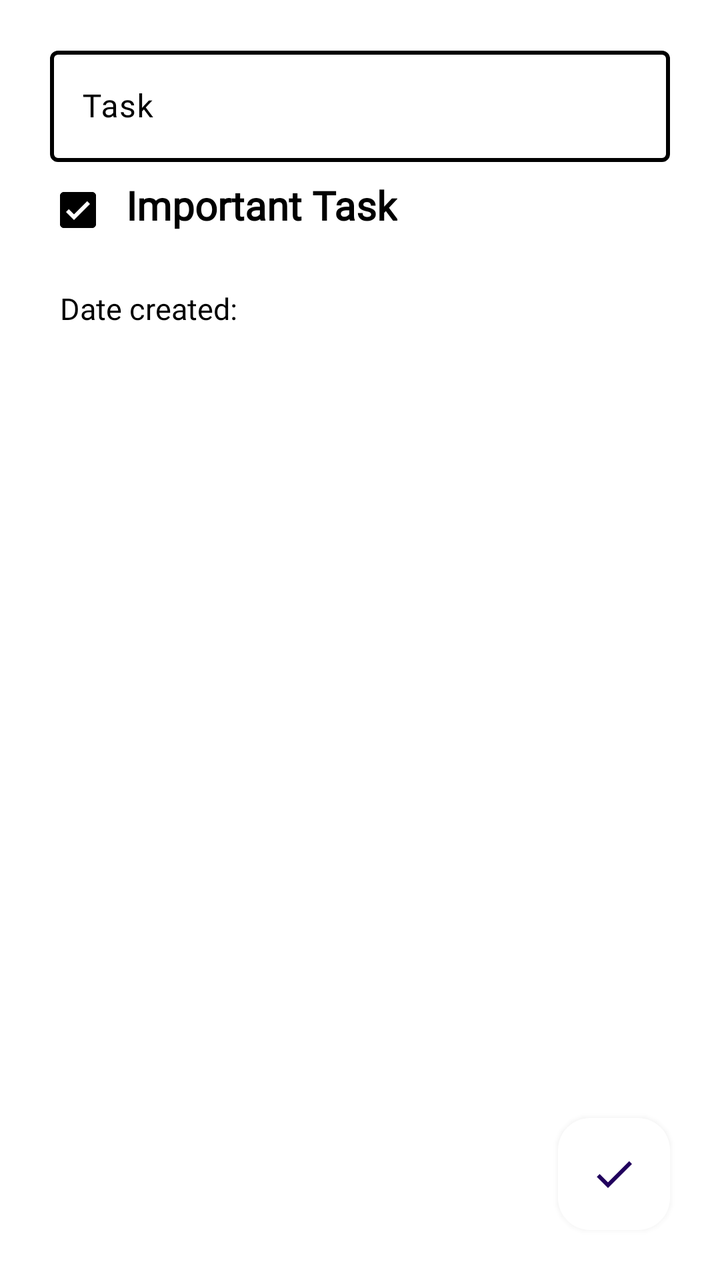
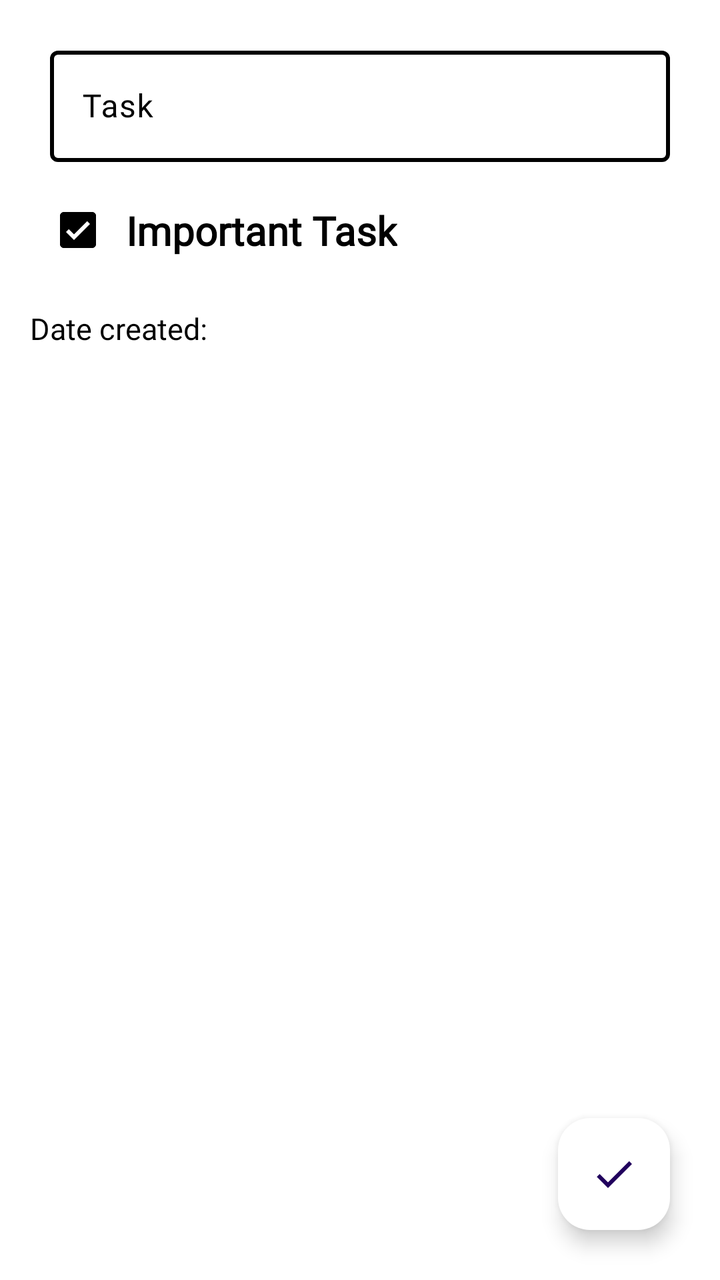

Two renders of the same Android screen: before a commit and after it. Below are the layout's source before the change and the commit's diff.
<!-- AndroidManifest.xml: application theme Theme.MainApp -->
<!-- res/layout/fragment_add_edit_task.xml -->
<?xml version="1.0" encoding="utf-8"?>
<androidx.constraintlayout.widget.ConstraintLayout xmlns:android="http://schemas.android.com/apk/res/android"
    xmlns:app="http://schemas.android.com/apk/res-auto"
    xmlns:tools="http://schemas.android.com/tools"
    android:layout_width="match_parent"
    android:layout_height="match_parent"
    android:background="?colorOnBackground">

    <LinearLayout
        android:layout_width="match_parent"
        android:layout_height="0dp"
        android:layout_margin="15dp"
        android:orientation="vertical"
        app:layout_constraintBottom_toTopOf="@+id/floatingActionButtonEditTask"
        app:layout_constraintTop_toTopOf="parent">

        <com.google.android.material.textfield.TextInputLayout
            android:id="@+id/textInputLayout"
            android:layout_width="match_parent"
            android:layout_height="wrap_content"
            android:layout_marginHorizontal="10dp"
            android:layout_marginTop="5dp"
            android:hint="Task"
            android:textColor="?colorError"
            android:textColorHint="?colorError"
            app:boxStrokeColor="@color/input_border_color"
            app:boxStrokeWidth="2sp"
            app:boxStrokeWidthFocused="2dp"
            app:hintTextColor="?colorError"
            app:layout_constraintTop_toTopOf="parent"
            app:suffixTextColor="?colorError"
            tools:layout_editor_absoluteX="9dp">

            <com.google.android.material.textfield.TextInputEditText
                android:id="@+id/task_edit_text"
                android:layout_width="match_parent"
                android:layout_height="wrap_content"
                android:fontFamily="@font/asapcondensed"
                android:textColor="?colorError"
                android:textColorHint="?colorError" />

        </com.google.android.material.textfield.TextInputLayout>

        <LinearLayout
            android:layout_width="match_parent"
            android:layout_height="wrap_content">

            <com.google.android.material.checkbox.MaterialCheckBox
                android:id="@+id/editTaskCheck"
                android:layout_width="wrap_content"
                android:layout_height="wrap_content"
                android:checked="true"
                android:theme="@style/Widget.App.CheckBox" />

            <TextView
                android:layout_width="wrap_content"
                android:layout_height="wrap_content"
                android:fontFamily="@font/asapcondensed"
                android:text="Important Task"
                android:textColor="?colorError"
                android:textSize="20dp"
                android:textStyle="bold" />

        </LinearLayout>

        <TextView
            android:id="@+id/dateCreatedTextView"
            android:layout_width="wrap_content"
            android:layout_height="wrap_content"
            android:layout_margin="15dp"
            android:fontFamily="@font/asapcondensed"
            android:text="Date created: "
            android:textColor="?colorError"
            android:textSize="15dp" />

    </LinearLayout>

    <com.google.android.material.floatingactionbutton.FloatingActionButton
        android:id="@+id/floatingActionButtonEditTask"
        android:layout_width="wrap_content"
        android:layout_height="wrap_content"
        android:layout_margin="25dp"
        android:backgroundTint="?colorOnBackground"
        android:foreground="@drawable/check_float_bg"
        android:outlineSpotShadowColor="?colorOnBackground"
        android:src="@drawable/ic_baseline_check_24"
        android:tint="@null"
        app:backgroundTint="@null"
        app:layout_constraintBottom_toBottomOf="parent"
        app:layout_constraintEnd_toEndOf="parent" />

</androidx.constraintlayout.widget.ConstraintLayout>
<!-- resources referenced by this layout -->
<resources>
  <!-- drawable check_float_bg (drawable) -->
  <?xml version="1.0" encoding="utf-8"?>
  <layer-list xmlns:android="http://schemas.android.com/apk/res/android">
      <item>
          <shape android:shape="oval">
              <solid android:color="?trackColor" />
          </shape>
      </item>
      <item
          android:bottom="15dp"
          android:drawable="@drawable/ic_baseline_check_24"
          android:left="15dp"
          android:right="15dp"
          android:top="15dp" />
  </layer-list>
  <!-- drawable ic_baseline_check_24 (drawable) -->
  <vector xmlns:android="http://schemas.android.com/apk/res/android"
      android:width="24dp"
      android:height="24dp"
      android:tint="?colorOnBackground"
      android:viewportWidth="24"
      android:viewportHeight="24">
      <path
          android:fillColor="@android:color/white"
          android:pathData="M9,16.17L4.83,12l-1.42,1.41L9,19 21,7l-1.41,-1.41z" />
  </vector>
  <style name="Widget.App.CheckBox" parent="Widget.Material3.CompoundButton.CheckBox">
          
          <item name="buttonTint">@color/dark</item>
      </style>
  <style name="Theme.MainApp" parent="Base.Theme.MainApp" />
  <color name="dark">#000000</color>
  <style name="Base.Theme.MainApp" parent="Theme.Material3.DayNight.NoActionBar">
          <item name="android:statusBarColor">@color/white</item>
          <item name="android:windowLightStatusBar">true</item>
          <item name="colorControlActivated">@color/dark</item>
          <item name="checkboxStyle">@style/Widget.App.CheckBox</item>
          
          <item name="colorPrimary">@color/colorPrimary</item>
          <item name="colorPrimaryDark">@color/basic_2</item>
          <item name="colorAccent">@color/basic_2</item>
          <item name="color">@color/white</item>
          <item name="background">@color/basic_2</item>
          <item name="tickColor">@color/basic_2</item>
          <item name="trackColor">@color/basic_2</item>
          <item name="colorOnBackground">@color/white</item>
          <item name="colorError">@color/dark</item>
          <item name="colorOnError">@color/basic_2</item>
      </style>
  <color name="white">#ffffff</color>
      //Day Theme
  <color name="colorPrimary">#fff</color>
      //Needed
  <color name="basic_2">#3c415e</color>
</resources>

<!-- the commit's change to res/layout/fragment_add_edit_task.xml (unified diff, before → after) -->
@@ -1,79 +1,71 @@
 <?xml version="1.0" encoding="utf-8"?>
 <androidx.constraintlayout.widget.ConstraintLayout xmlns:android="http://schemas.android.com/apk/res/android"
     xmlns:app="http://schemas.android.com/apk/res-auto"
-    xmlns:tools="http://schemas.android.com/tools"
     android:layout_width="match_parent"
     android:layout_height="match_parent"
     android:background="?colorOnBackground">
 
-    <LinearLayout
+    <com.google.android.material.textfield.TextInputLayout
+        android:id="@+id/textInputLayout"
         android:layout_width="match_parent"
-        android:layout_height="0dp"
-        android:layout_margin="15dp"
-        android:orientation="vertical"
-        app:layout_constraintBottom_toTopOf="@+id/floatingActionButtonEditTask"
-        app:layout_constraintTop_toTopOf="parent">
+        android:layout_height="wrap_content"
+        android:layout_marginHorizontal="25dp"
+        android:layout_marginTop="20dp"
+        android:hint="@string/hint_task"
+        android:textColor="?colorError"
+        android:textColorHint="?colorError"
+        app:boxStrokeColor="@color/input_border_color"
+        app:boxStrokeWidth="2sp"
+        app:boxStrokeWidthFocused="2dp"
+        app:hintTextColor="?colorError"
+        app:layout_constraintTop_toTopOf="parent"
+        app:suffixTextColor="?colorError">
 
-        <com.google.android.material.textfield.TextInputLayout
-            android:id="@+id/textInputLayout"
+        <com.google.android.material.textfield.TextInputEditText
+            android:id="@+id/task_edit_text"
             android:layout_width="match_parent"
             android:layout_height="wrap_content"
-            android:layout_marginHorizontal="10dp"
-            android:layout_marginTop="5dp"
-            android:hint="Task"
+            android:fontFamily="@font/asapcondensed"
             android:textColor="?colorError"
-            android:textColorHint="?colorError"
-            app:boxStrokeColor="@color/input_border_color"
-            app:boxStrokeWidth="2sp"
-            app:boxStrokeWidthFocused="2dp"
-            app:hintTextColor="?colorError"
-            app:layout_constraintTop_toTopOf="parent"
-            app:suffixTextColor="?colorError"
-            tools:layout_editor_absoluteX="9dp">
+            android:textColorHint="?colorError" />
 
-            <com.google.android.material.textfield.TextInputEditText
-                android:id="@+id/task_edit_text"
-                android:layout_width="match_parent"
-                android:layout_height="wrap_content"
-                android:fontFamily="@font/asapcondensed"
-                android:textColor="?colorError"
-                android:textColorHint="?colorError" />
+    </com.google.android.material.textfield.TextInputLayout>
 
-        </com.google.android.material.textfield.TextInputLayout>
+    <com.google.android.material.checkbox.MaterialCheckBox
+        android:id="@+id/editTaskCheck"
+        android:layout_width="wrap_content"
+        android:layout_height="wrap_content"
+        android:layout_marginStart="15dp"
+        android:layout_marginTop="10dp"
+        android:checked="true"
+        android:theme="@style/Widget.App.CheckBox"
+        app:layout_constraintStart_toStartOf="parent"
+        app:layout_constraintTop_toBottomOf="@+id/textInputLayout" />
 
-        <LinearLayout
-            android:layout_width="match_parent"
-            android:layout_height="wrap_content">
+    <TextView
+        android:id="@+id/importantLabel"
+        android:layout_width="wrap_content"
+        android:layout_height="wrap_content"
+        android:fontFamily="@font/asapcondensed"
+        android:text="@string/label_important_task"
+        android:textColor="?colorError"
+        android:textSize="20sp"
+        android:textStyle="bold"
+        app:layout_constraintBottom_toBottomOf="@+id/editTaskCheck"
+        app:layout_constraintStart_toEndOf="@+id/editTaskCheck"
+        app:layout_constraintTop_toTopOf="@+id/editTaskCheck" />
 
-            <com.google.android.material.checkbox.MaterialCheckBox
-                android:id="@+id/editTaskCheck"
-                android:layout_width="wrap_content"
-                android:layout_height="wrap_content"
-                android:checked="true"
-                android:theme="@style/Widget.App.CheckBox" />
-
-            <TextView
-                android:layout_width="wrap_content"
-                android:layout_height="wrap_content"
-                android:fontFamily="@font/asapcondensed"
-                android:text="Important Task"
-                android:textColor="?colorError"
-                android:textSize="20dp"
-                android:textStyle="bold" />
-
-        </LinearLayout>
-
-        <TextView
-            android:id="@+id/dateCreatedTextView"
-            android:layout_width="wrap_content"
-            android:layout_height="wrap_content"
-            android:layout_margin="15dp"
-            android:fontFamily="@font/asapcondensed"
-            android:text="Date created: "
-            android:textColor="?colorError"
-            android:textSize="15dp" />
-
-    </LinearLayout>
+    <TextView
+        android:id="@+id/dateCreatedTextView"
+        android:layout_width="wrap_content"
+        android:layout_height="wrap_content"
+        android:layout_margin="15dp"
+        android:fontFamily="@font/asapcondensed"
+        android:text="@string/label_date_created"
+        android:textColor="?colorError"
+        android:textSize="15sp"
+        app:layout_constraintStart_toStartOf="parent"
+        app:layout_constraintTop_toBottomOf="@+id/editTaskCheck" />
 
     <com.google.android.material.floatingactionbutton.FloatingActionButton
         android:id="@+id/floatingActionButtonEditTask"
@@ -81,8 +73,8 @@
         android:layout_height="wrap_content"
         android:layout_margin="25dp"
         android:backgroundTint="?colorOnBackground"
+        android:contentDescription="@string/content_description_save"
         android:foreground="@drawable/check_float_bg"
-        android:outlineSpotShadowColor="?colorOnBackground"
         android:src="@drawable/ic_baseline_check_24"
         android:tint="@null"
         app:backgroundTint="@null"
<!-- resource entries referenced after the edit -->
@@ -26,6 +26,10 @@
           android:fillColor="@android:color/white"
           android:pathData="M9,16.17L4.83,12l-1.42,1.41L9,19 21,7l-1.41,-1.41z" />
   </vector>
+  <string name="content_description_save">Save</string>
+  <string name="hint_task">Task</string>
+  <string name="label_date_created">Date created: </string>
+  <string name="label_important_task">Important Task</string>
   <style name="Widget.App.CheckBox" parent="Widget.Material3.CompoundButton.CheckBox">
           
           <item name="buttonTint">@color/dark</item>
